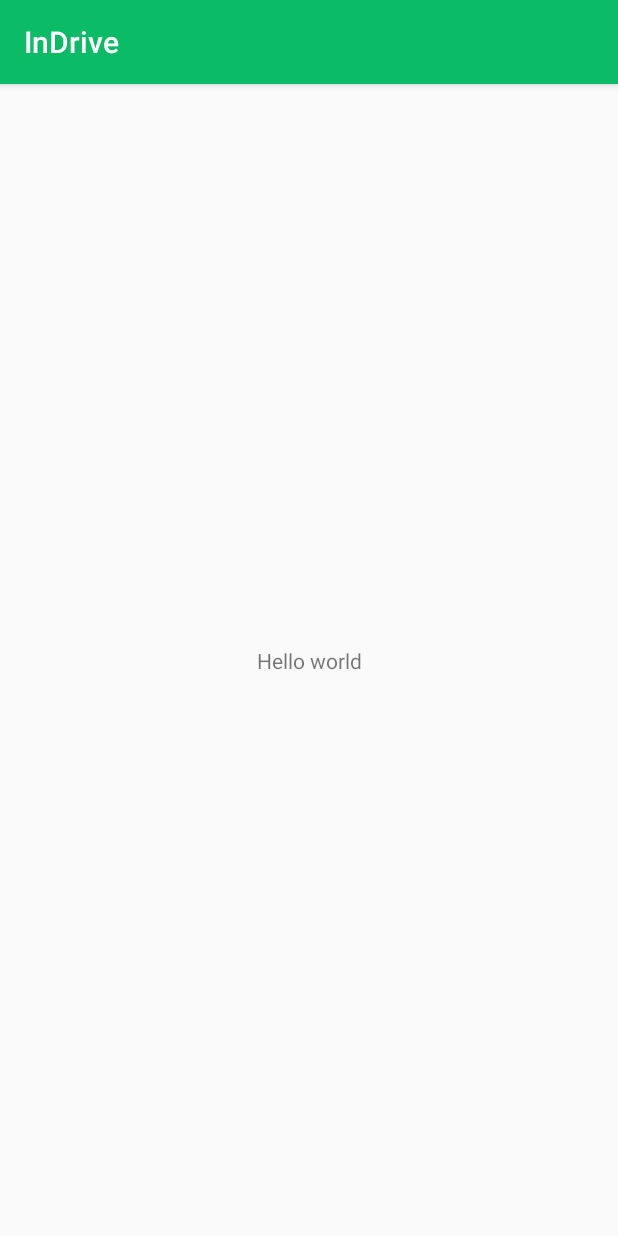
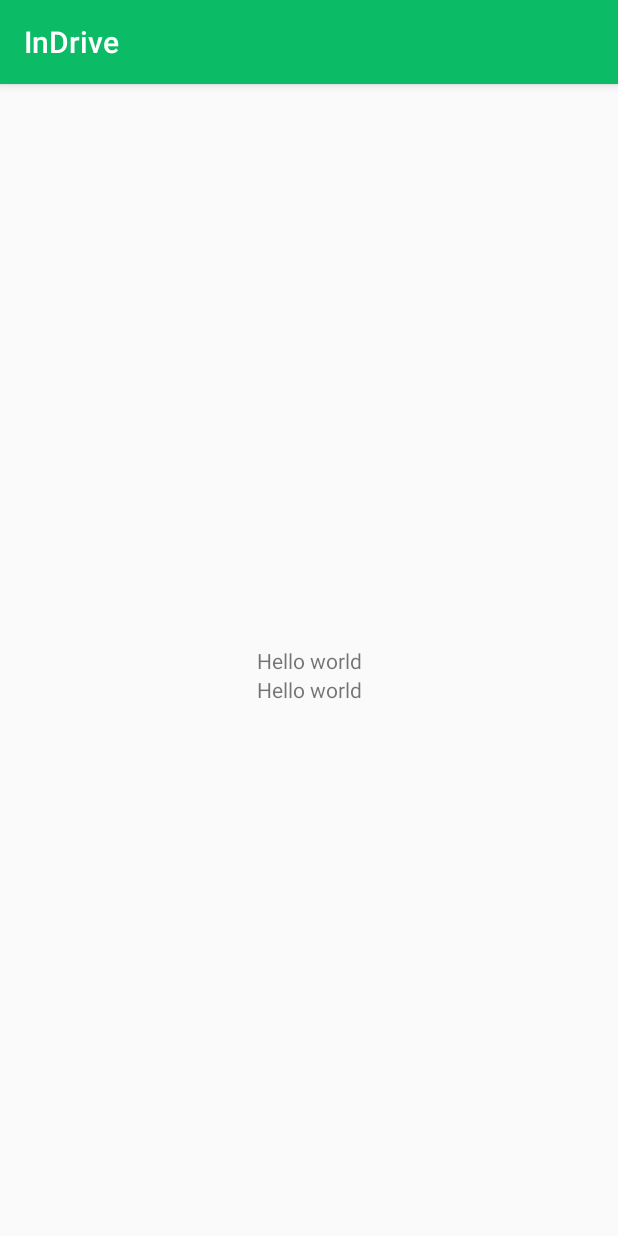
Before and after one commit to Juilee266/inCode-2023, an Android app: the screen it shows after launch (MainActivity), on a phone screen of 412 x 824 dp. Run offline under Robolectric (Android 15) with nearby library versions, the phone set to English and light mode, and no system bars.

Commit message:
created 2 foreground services

```diff
--- a/app/src/main/java/com/inDrive/plugin/voice/MainActivity.java
+++ b/app/src/main/java/com/inDrive/plugin/voice/MainActivity.java
@@ -1,52 +1,63 @@
 package com.inDrive.plugin.voice;
 
-import android.app.Service;
+import android.content.BroadcastReceiver;
+import android.content.Context;
 import android.content.Intent;
-import android.os.Handler;
+import android.content.IntentFilter;
+import android.support.v4.content.ContextCompat;
+import android.support.v4.content.LocalBroadcastManager;
 import android.support.v7.app.AppCompatActivity;
 import android.os.Bundle;
 import android.util.Log;
+import android.widget.TextView;
 
-import com.inDrive.plugin.common.servicebinding.ConcreteServiceConnection;
-import com.inDrive.plugin.utils.tts.TextToSpeechService;
+import com.inDrive.plugin.services.LocationService;
+import com.inDrive.plugin.services.STTListenerService;
 
 public class MainActivity extends AppCompatActivity {
     private static final String TAG = "MainActivity";
 
-    private ConcreteServiceConnection<TextToSpeechService> textToSpeechServiceConnection = new ConcreteServiceConnection<>();
+//    private ConcreteServiceConnection<TextToSpeechService> textToSpeechServiceConnection = new ConcreteServiceConnection<>();
 
+    private BroadcastReceiver speechToTextReceiver = new BroadcastReceiver() {
+        @Override
+        public void onReceive(Context context, Intent intent) {
+            // Get extra data included in the Intent
+            String message = intent.getStringExtra("message");
+            TextView tv= findViewById(R.id.dataFromSTT);
+            tv.setText("Data from STT service :"+message);
+        }
+    };
+    private BroadcastReceiver locationReceiver = new BroadcastReceiver() {
+        @Override
+        public void onReceive(Context context, Intent intent) {
+            // Get extra data included in the Intent
+            String message = intent.getStringExtra("message");
+            TextView tv= findViewById(R.id.dataFromLocation);
+            tv.setText("Data from Location service :"+message);
+        }
+    };
     @Override
     protected void onCreate(Bundle savedInstanceState) {
         super.onCreate(savedInstanceState);
         setContentView(R.layout.activity_main);
         Log.d(TAG, "Activity Created.");
+        LocalBroadcastManager.getInstance(this).registerReceiver(speechToTextReceiver,
+                new IntentFilter("DATA_FROM_STT"));
+        LocalBroadcastManager.getInstance(this).registerReceiver(locationReceiver,
+                new IntentFilter("DATA_FROM_LOCATION"));
     }
 
     @Override
     protected  void onStart() {
         super.onStart();
-        Intent intent = new Intent(this, TextToSpeechService.class);
-        startService(intent);
-        bindService(intent, textToSpeechServiceConnection, BIND_AUTO_CREATE);
-        Log.d(TAG, "Activity Started.");
+        Intent sttServiceIntent = new Intent(this, STTListenerService.class);
+        sttServiceIntent.putExtra("inputExtra", "STT Service");
+        ContextCompat.startForegroundService(this, sttServiceIntent);
 
-        // TODO: Remove once finalized. :P
-        new Handler().postDelayed(
-                new Runnable() {
-                    @Override
-                    public void run() {
-                        if (textToSpeechServiceConnection.isBound()) {
-                            TextToSpeechService service = textToSpeechServiceConnection.getService();
-                            service.speak("Hello Juilee! Text to speech is working!");
-                            service.speak("It may need some adjustments as we move ahead " +
-                                            "with the implementation.");
-                            service.speak("Let me know if you find any problem with it.");
-                            service.speak("                                             ");
-                            service.speak("And yes, merge it to master if everything is okay.");
-
-                        }
-                    }
-                }, 2000);
+        Intent locServiceIntent = new Intent(this, LocationService.class);
+        locServiceIntent.putExtra("inputExtra", "Location Service");
+        ContextCompat.startForegroundService(this, locServiceIntent);
     }
 
     @Override
@@ -70,7 +81,8 @@ public class MainActivity extends AppCompatActivity {
     @Override
     protected void onDestroy() {
         super.onDestroy();
-        unbindService(textToSpeechServiceConnection);
+        LocalBroadcastManager.getInstance(this).unregisterReceiver(speechToTextReceiver);
+//        unbindService(textToSpeechServiceConnection);
         Log.d(TAG, "Activity Destroyed.");
     }
 }
--- a/app/src/main/res/layout/activity_main.xml
+++ b/app/src/main/res/layout/activity_main.xml
@@ -6,6 +6,7 @@
     android:layout_height="match_parent"
     tools:context="com.inDrive.plugin.voice.MainActivity">
     <TextView
+        android:id="@+id/dataFromSTT"
         android:layout_width="wrap_content"
         android:layout_height="wrap_content"
         android:text="Hello world"
@@ -14,4 +15,13 @@
         app:layout_constraintTop_toTopOf="parent"
         app:layout_constraintBottom_toBottomOf="parent"
         />
+    <TextView
+        android:id="@+id/dataFromLocation"
+        android:layout_width="wrap_content"
+        android:layout_height="wrap_content"
+        android:text="Hello world"
+        app:layout_constraintLeft_toLeftOf="parent"
+        app:layout_constraintRight_toRightOf="parent"
+        app:layout_constraintTop_toBottomOf="@+id/dataFromSTT"
+        />
 </android.support.constraint.ConstraintLayout>
--- a/build.gradle
+++ b/build.gradle
@@ -7,7 +7,7 @@ buildscript {
 
     }
     dependencies {
-        classpath 'com.android.tools.build:gradle:7.3.0'
+        classpath 'com.android.tools.build:gradle:8.0.0'
 
         // NOTE: Do not place your application dependencies here; they belong
         // in the individual module build.gradle files
```
Also changed, not shown: app/build.gradle (+4 -3 lines), app/src/main/AndroidManifest.xml (+13 -2 lines), app/src/main/java/com/inDrive/plugin/common/TextToSpeech.java (added, +7 -0 lines), app/src/main/java/com/inDrive/plugin/services/LocationService.java (added, +82 -0 lines), app/src/main/java/com/inDrive/plugin/services/STTListenerService.java (added, +86 -0 lines), gradle/wrapper/gradle-wrapper.properties.
